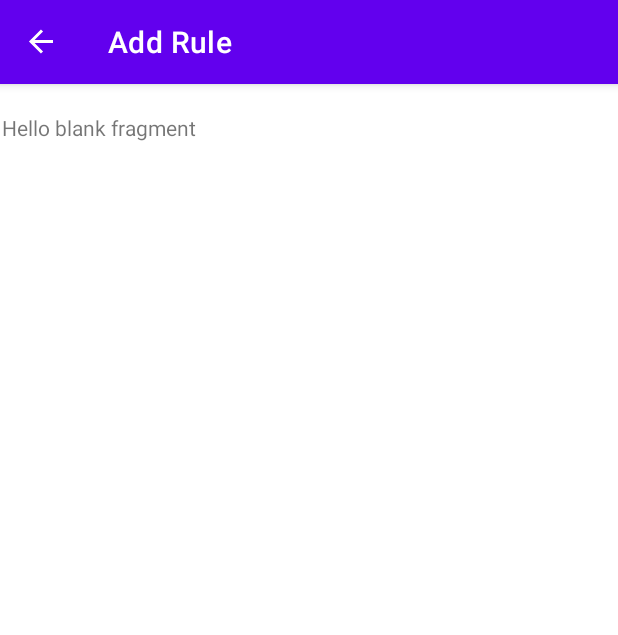
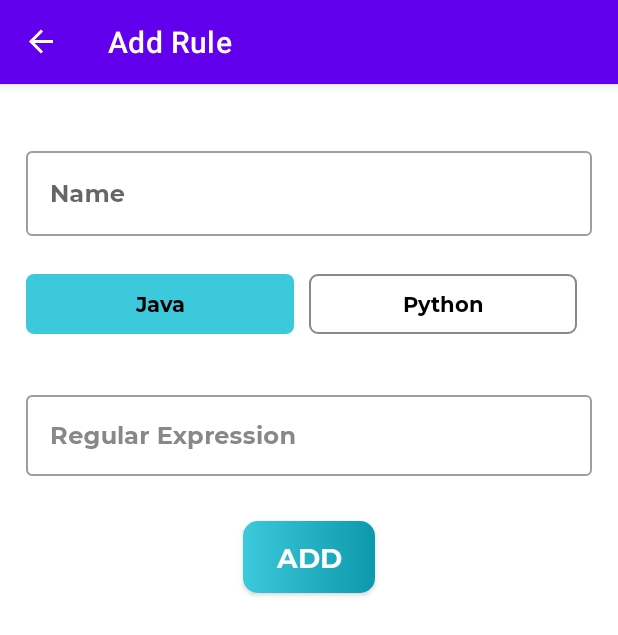
Before and after one commit to neerajg1320/fanalite, an Android app: the AddRuleFragment screen opened through its navigation route, on a phone screen of 412 x 824 dp. Shown: the top 635 px of the screen. Run offline under Robolectric (Android 15) with nearby library versions, the phone set to English and light mode, and no system bars; our stand-ins replace navigation-ui; 3 statements that could not run were skipped.

Commit message:
Created the AddRuleFragment layout

```diff
--- /dev/null
+++ b/Implementation/MobileApp/RulesApp/app/src/main/java/com/fanalite/rulesapp/custom/CustomButton.kt
@@ -0,0 +1,19 @@
+package com.fanalite.rulesapp.custom
+
+import android.content.Context
+import android.graphics.Typeface
+import android.util.AttributeSet
+import androidx.appcompat.widget.AppCompatButton
+import androidx.appcompat.widget.AppCompatEditText
+
+class CustomButton(context: Context, attrs: AttributeSet ): AppCompatButton(context, attrs) {
+    init {
+        applyFont()
+    }
+
+    private fun applyFont() {
+        val typeFace: Typeface =
+            Typeface.createFromAsset(context.assets, "Montserrat-Bold.ttf")
+        typeface = typeFace
+    }
+}
--- /dev/null
+++ b/Implementation/MobileApp/RulesApp/app/src/main/java/com/fanalite/rulesapp/custom/CustomRadioButton.kt
@@ -0,0 +1,18 @@
+package com.fanalite.rulesapp.custom
+
+import android.content.Context
+import android.graphics.Typeface
+import android.util.AttributeSet
+import androidx.appcompat.widget.AppCompatRadioButton
+
+class CustomRadioButton(context: Context, attributeSet: AttributeSet): AppCompatRadioButton(context, attributeSet) {
+    init {
+        applyFont()
+    }
+
+    private fun applyFont() {
+        val typeFace: Typeface =
+            Typeface.createFromAsset(context.assets, "Montserrat-Bold.ttf")
+        typeface = typeFace
+    }
+}
--- /dev/null
+++ b/Implementation/MobileApp/RulesApp/app/src/main/res/drawable/button_background.xml
@@ -0,0 +1,14 @@
+<?xml version="1.0" encoding="utf-8"?>
+<!--For the best practice all the values as color and dimen values are added in the respective files.-->
+<shape xmlns:android="http://schemas.android.com/apk/res/android"
+    android:shape="rectangle">
+
+    <gradient
+        android:angle="360"
+        android:endColor="@color/colorAccentDark"
+        android:startColor="@color/colorAccent"
+        android:type="linear" />
+
+    <corners android:radius="@dimen/button_background_radius" />
+</shape>
+    <!--END-->
--- /dev/null
+++ b/Implementation/MobileApp/RulesApp/app/src/main/res/drawable/language_tab_selector.xml
@@ -0,0 +1,29 @@
+<?xml version="1.0" encoding="utf-8"?>
+<selector xmlns:android="http://schemas.android.com/apk/res/android">
+    <item android:state_checked="true">
+        <shape android:shape="rectangle">
+
+            <solid android:color="@color/colorAccent" />
+
+            <corners android:bottomLeftRadius="@dimen/language_radio_button_radius"
+                android:bottomRightRadius="@dimen/language_radio_button_radius"
+                android:topLeftRadius="@dimen/language_radio_button_radius"
+                android:topRightRadius="@dimen/language_radio_button_radius" />
+        </shape>
+    </item>
+
+    <item android:state_checked="false">
+
+        <shape android:shape="rectangle">
+
+            <stroke android:width="@dimen/language_radio_button_stroke_width"
+                android:color="@color/colorSecondaryText" />
+
+            <corners
+                android:bottomLeftRadius="@dimen/language_radio_button_radius"
+                android:bottomRightRadius="@dimen/language_radio_button_radius"
+                android:topLeftRadius="@dimen/language_radio_button_radius"
+                android:topRightRadius="@dimen/language_radio_button_radius" />
+        </shape>
+    </item>
+</selector>
--- a/Implementation/MobileApp/RulesApp/app/src/main/res/layout/activity_splash.xml
+++ b/Implementation/MobileApp/RulesApp/app/src/main/res/layout/activity_splash.xml
@@ -6,7 +6,7 @@
     android:id="@+id/splashBox"
     android:layout_width="match_parent"
     android:layout_height="match_parent"
-    android:background="#fff"
+
     tools:context=".SplashActivity">
 
     <!--THIS IS IMAGEVIEW FOR OUR IMAGE IN SPLASH SCREEN-->
@@ -20,7 +20,8 @@
         app:layout_constraintBottom_toBottomOf="parent"
         app:layout_constraintLeft_toLeftOf="parent"
         app:layout_constraintRight_toRightOf="parent"
-        app:layout_constraintTop_toTopOf="parent" />
+        app:layout_constraintTop_toTopOf="parent"
+        app:tint="@color/colorAccent" />
 
     <com.fanalite.rulesapp.custom.CustomTextView
         android:id="@+id/textView"
@@ -29,7 +30,7 @@
         android:layout_marginTop="20dp"
         android:text="Insights"
         android:textAlignment="center"
-        android:textColor="@color/ic_launcher_background"
+        android:textColor="@color/colorAccent"
         android:textSize="34sp"
         app:layout_constraintEnd_toEndOf="parent"
         app:layout_constraintStart_toStartOf="parent"
--- a/Implementation/MobileApp/RulesApp/app/src/main/res/layout/fragment_add_rule.xml
+++ b/Implementation/MobileApp/RulesApp/app/src/main/res/layout/fragment_add_rule.xml
@@ -1,14 +1,115 @@
 <?xml version="1.0" encoding="utf-8"?>
-<FrameLayout xmlns:android="http://schemas.android.com/apk/res/android"
+<androidx.constraintlayout.widget.ConstraintLayout xmlns:android="http://schemas.android.com/apk/res/android"
+    xmlns:app="http://schemas.android.com/apk/res-auto"
     xmlns:tools="http://schemas.android.com/tools"
     android:layout_width="match_parent"
     android:layout_height="match_parent"
     tools:context=".fragments.add.AddRuleFragment">
 
-    <!-- TODO: Update blank fragment layout -->
-    <TextView
+    <com.google.android.material.textfield.TextInputLayout
+        android:id="@+id/tilName"
+        style="@style/Widget.MaterialComponents.TextInputLayout.OutlinedBox"
         android:layout_width="match_parent"
-        android:layout_height="match_parent"
-        android:text="@string/hello_blank_fragment" />
+        android:layout_height="wrap_content"
+        android:layout_marginStart="16dp"
+        android:layout_marginTop="20dp"
+        android:layout_marginEnd="16dp"
+        android:hint="Name"
+        app:layout_constraintEnd_toEndOf="parent"
+        app:layout_constraintStart_toStartOf="parent"
+        app:layout_constraintTop_toTopOf="parent">
 
-</FrameLayout>
+        <com.fanalite.rulesapp.custom.CustomEditText
+            android:id="@+id/etName"
+            android:layout_width="match_parent"
+            android:layout_height="wrap_content"
+            android:inputType="text"
+            tools:text="Rule" />
+    </com.google.android.material.textfield.TextInputLayout>
+
+    <RadioGroup
+        android:id="@+id/rgLanguage"
+        android:layout_width="match_parent"
+        android:layout_height="@dimen/language_rb_height"
+        android:layout_marginStart="16dp"
+        android:layout_marginTop="25dp"
+        android:layout_marginEnd="16dp"
+        android:orientation="horizontal"
+        app:layout_constraintEnd_toEndOf="parent"
+        app:layout_constraintStart_toStartOf="parent"
+        app:layout_constraintTop_toBottomOf="@id/tilName">
+
+        <com.fanalite.rulesapp.custom.CustomRadioButton
+            android:id="@+id/rb_java"
+            android:layout_width="0dp"
+            android:layout_height="@dimen/language_rb_height"
+            android:layout_weight="1"
+            android:background="@drawable/language_tab_selector"
+            android:button="@null"
+            android:checked="true"
+            android:gravity="center"
+            android:layout_marginEnd="@dimen/language_rb_margin"
+            android:text="Java"
+            android:textColor="@color/colorPrimaryText"
+            android:textStyle="bold" />
+
+        <com.fanalite.rulesapp.custom.CustomRadioButton
+            android:id="@+id/rb_python"
+            android:layout_width="0dp"
+            android:layout_height="@dimen/language_rb_height"
+            android:layout_weight="1"
+            android:background="@drawable/language_tab_selector"
+            android:button="@null"
+            android:checked="false"
+            android:gravity="center"
+            android:layout_marginEnd="@dimen/language_rb_margin"
+            android:text="Python"
+            android:textColor="@color/colorPrimaryText"
+            android:textStyle="bold" />
+    </RadioGroup>
+
+    <com.google.android.material.textfield.TextInputLayout
+        android:id="@+id/tilRegex"
+        style="@style/Widget.MaterialComponents.TextInputLayout.OutlinedBox"
+        android:layout_width="match_parent"
+        android:layout_height="wrap_content"
+        android:layout_marginStart="16dp"
+        android:layout_marginTop="35dp"
+        android:layout_marginEnd="16dp"
+        android:hint="Regular Expression"
+        android:textColorHint="@color/colorSecondaryText"
+        app:layout_constraintEnd_toEndOf="parent"
+        app:layout_constraintStart_toStartOf="parent"
+        app:layout_constraintTop_toBottomOf="@id/rgLanguage">
+
+        <com.fanalite.rulesapp.custom.CustomEditText
+            android:id="@+id/etRegex"
+            android:layout_width="match_parent"
+            android:layout_height="wrap_content"
+            android:inputType="text"
+            android:padding="@dimen/et_padding"
+            android:textColor="@color/colorPrimaryText"
+            android:textSize="@dimen/et_textSize"
+            tools:text="abc@gmail.com" />
+    </com.google.android.material.textfield.TextInputLayout>
+
+    <com.fanalite.rulesapp.custom.CustomButton
+        android:id="@+id/btnRegexAdd"
+        android:layout_width="wrap_content"
+        android:layout_height="wrap_content"
+        android:layout_gravity="center"
+        android:layout_marginStart="16dp"
+        android:layout_marginTop="30dp"
+        android:layout_marginEnd="16dp"
+        android:background="@drawable/button_background"
+        android:foreground="?attr/selectableItemBackground"
+        android:gravity="center"
+        android:paddingTop="@dimen/btn_padding"
+        android:paddingBottom="@dimen/btn_padding"
+        android:text="Add"
+        android:textColor="@android:color/white"
+        android:textSize="@dimen/btn_textSize"
+        app:layout_constraintEnd_toEndOf="parent"
+        app:layout_constraintStart_toStartOf="parent"
+        app:layout_constraintTop_toBottomOf="@id/tilRegex" />
+</androidx.constraintlayout.widget.ConstraintLayout>
--- a/Implementation/MobileApp/RulesApp/app/src/main/res/layout/fragment_rules_list.xml
+++ b/Implementation/MobileApp/RulesApp/app/src/main/res/layout/fragment_rules_list.xml
@@ -25,7 +25,7 @@
         android:layout_marginBottom="24dp"
         android:clickable="true"
         android:src="@drawable/ic_baseline_add_24"
-        android:tint="@color/white"
+        app:backgroundTint="@color/colorAccent"
         app:layout_constraintBottom_toBottomOf="parent"
         app:layout_constraintEnd_toEndOf="parent" />
 
--- a/Implementation/MobileApp/RulesApp/app/src/main/res/values/colors.xml
+++ b/Implementation/MobileApp/RulesApp/app/src/main/res/values/colors.xml
@@ -1,5 +1,7 @@
 <?xml version="1.0" encoding="utf-8"?>
 <resources>
+    <color name="colorPrimaryText">#000000</color>
+    <color name="colorSecondaryText">#888888</color>
     <color name="lightGray">#ABABAB</color>
 
     <color name="purple_200">#FFBB86FC</color>
@@ -9,4 +11,7 @@
     <color name="teal_700">#FF018786</color>
     <color name="black">#FF000000</color>
     <color name="white">#FFFFFFFF</color>
+
+    <color name="colorAccent">#3DC9DC</color>
+    <color name="colorAccentDark">#0D99AC</color>
 </resources>
--- /dev/null
+++ b/Implementation/MobileApp/RulesApp/app/src/main/res/values/dimens.xml
@@ -0,0 +1,12 @@
+<?xml version="1.0" encoding="utf-8"?>
+<resources>
+    <dimen name="et_padding">16dp</dimen>
+    <dimen name="et_textSize">16sp</dimen>
+    <dimen name="language_rb_height">40dp</dimen>
+    <dimen name="language_radio_button_radius">5dp</dimen>
+    <dimen name="language_radio_button_stroke_width">1dp</dimen>
+    <dimen name="language_rb_margin">10dp</dimen>
+    <dimen name="button_background_radius">10dp</dimen>
+    <dimen name="btn_padding">8dp</dimen>
+    <dimen name="btn_textSize">18sp</dimen>
+</resources>
```
